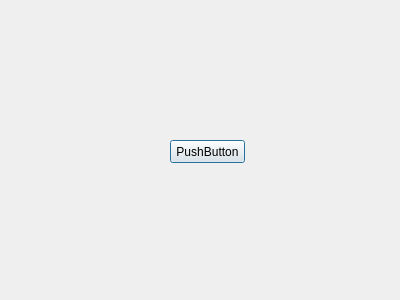
Qt form Emoji_Qt/imagepart.ui (feint123/Emoji) before a commit.
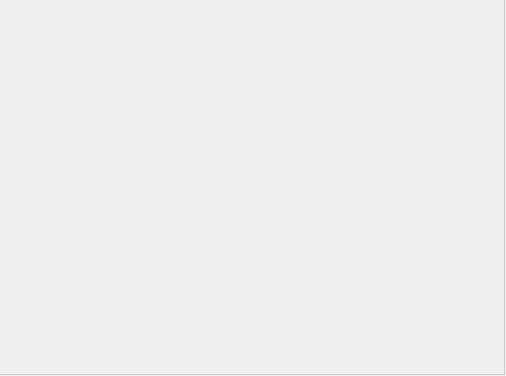
The same form after that commit.

```diff
--- a/Emoji_Qt/imagepart.ui
+++ b/Emoji_Qt/imagepart.ui
@@ -6,26 +6,51 @@
    <rect>
     <x>0</x>
     <y>0</y>
-    <width>400</width>
-    <height>300</height>
+    <width>506</width>
+    <height>376</height>
    </rect>
   </property>
   <property name="windowTitle">
    <string>Dialog</string>
   </property>
-  <widget class="QPushButton" name="pushButton">
-   <property name="geometry">
-    <rect>
-     <x>170</x>
-     <y>140</y>
-     <width>75</width>
-     <height>23</height>
-    </rect>
+  <property name="styleSheet">
+   <string notr="true"/>
+  </property>
+  <layout class="QHBoxLayout" name="horizontalLayout">
+   <property name="leftMargin">
+    <number>0</number>
    </property>
-   <property name="text">
-    <string>PushButton</string>
+   <property name="topMargin">
+    <number>0</number>
    </property>
-  </widget>
+   <property name="rightMargin">
+    <number>1</number>
+   </property>
+   <property name="bottomMargin">
+    <number>1</number>
+   </property>
+   <item>
+    <widget class="QWidget" name="frame" native="true">
+     <property name="styleSheet">
+      <string notr="true">border:none;border-right:1px solid #ccc;border-bottom:1px solid #ccc;</string>
+     </property>
+     <layout class="QHBoxLayout" name="horizontalLayout_2">
+      <property name="leftMargin">
+       <number>0</number>
+      </property>
+      <property name="topMargin">
+       <number>0</number>
+      </property>
+      <property name="rightMargin">
+       <number>0</number>
+      </property>
+      <property name="bottomMargin">
+       <number>0</number>
+      </property>
+     </layout>
+    </widget>
+   </item>
+  </layout>
  </widget>
  <resources/>
  <connections/>
```
